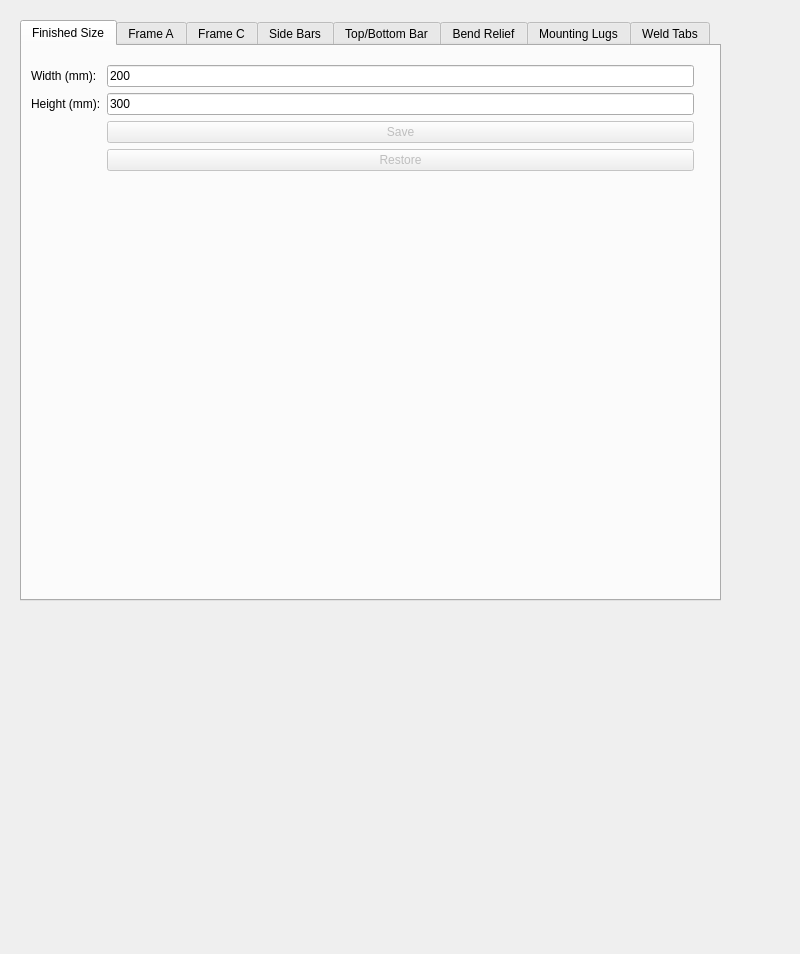
First picture: the form in src/FullFrameSet.ui, repository kyloe/HalfaxIronWorks, before the edit.
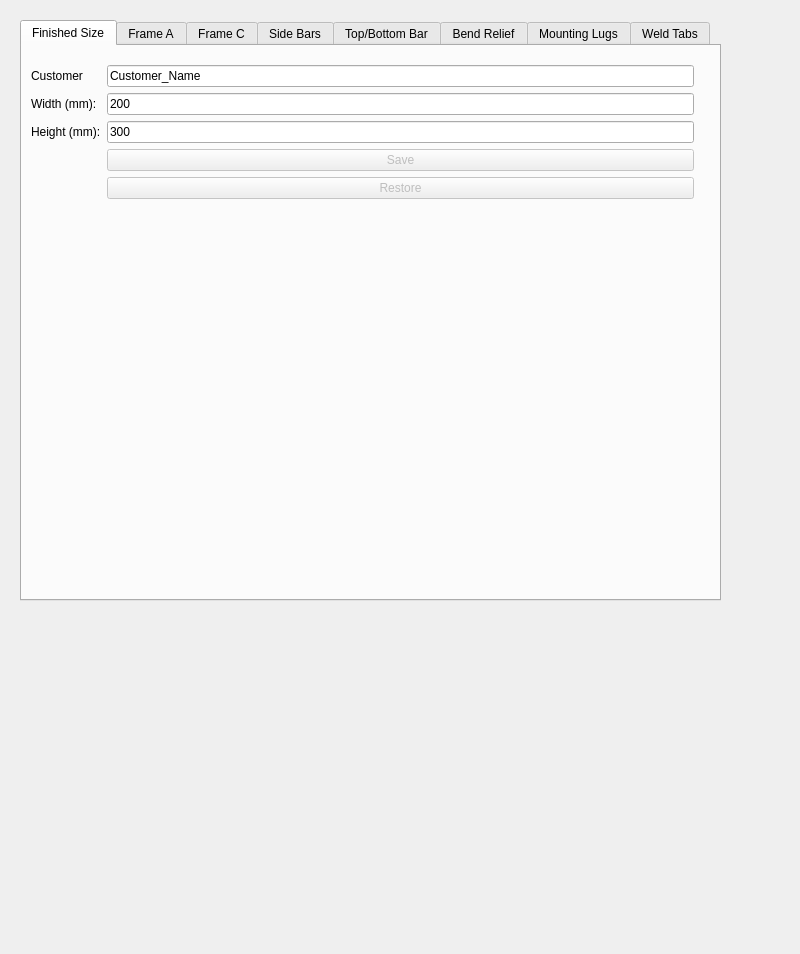
Second picture: the form after the edit. The open tabs and pages were chosen to show the change.

Commit message: Add customer name and auto file save

Patch:
```diff
--- a/src/FullFrameSet.ui
+++ b/src/FullFrameSet.ui
@@ -48,35 +48,35 @@
       </rect>
      </property>
      <layout class="QFormLayout" name="formLayout_9">
-      <item row="1" column="1">
+      <item row="2" column="1">
        <widget class="QLineEdit" name="FinishedWidth">
         <property name="text">
          <string>200</string>
         </property>
        </widget>
       </item>
-      <item row="1" column="0">
+      <item row="2" column="0">
        <widget class="QLabel" name="label">
         <property name="text">
          <string>Width (mm):</string>
         </property>
        </widget>
       </item>
-      <item row="2" column="1">
+      <item row="3" column="1">
        <widget class="QLineEdit" name="FinishedHeight">
         <property name="text">
          <string>300</string>
         </property>
        </widget>
       </item>
-      <item row="2" column="0">
+      <item row="3" column="0">
        <widget class="QLabel" name="label">
         <property name="text">
          <string>Height (mm):</string>
         </property>
        </widget>
       </item>
-      <item row="3" column="1">
+      <item row="4" column="1">
        <widget class="QPushButton" name="SaveButton">
         <property name="enabled">
          <bool>false</bool>
@@ -86,7 +86,7 @@
         </property>
        </widget>
       </item>
-      <item row="4" column="1">
+      <item row="6" column="1">
        <widget class="QPushButton" name="pushButton">
         <property name="enabled">
          <bool>false</bool>
@@ -96,6 +96,20 @@
         </property>
        </widget>
       </item>
+      <item row="1" column="1">
+       <widget class="QLineEdit" name="CustomerName">
+        <property name="text">
+         <string>Customer_Name</string>
+        </property>
+       </widget>
+      </item>
+      <item row="1" column="0">
+       <widget class="QLabel" name="Customer">
+        <property name="text">
+         <string>Customer</string>
+        </property>
+       </widget>
+      </item>
      </layout>
     </widget>
    </widget>
```
Left out of the diff: 2 changed lines with no effect on the pictures.
